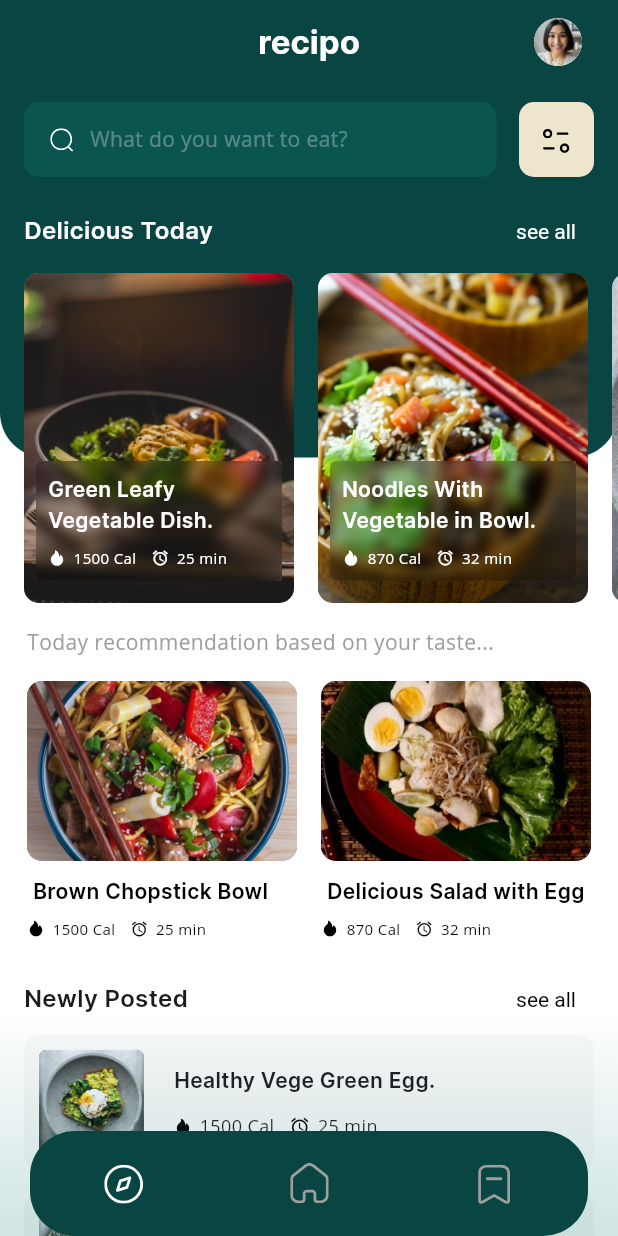
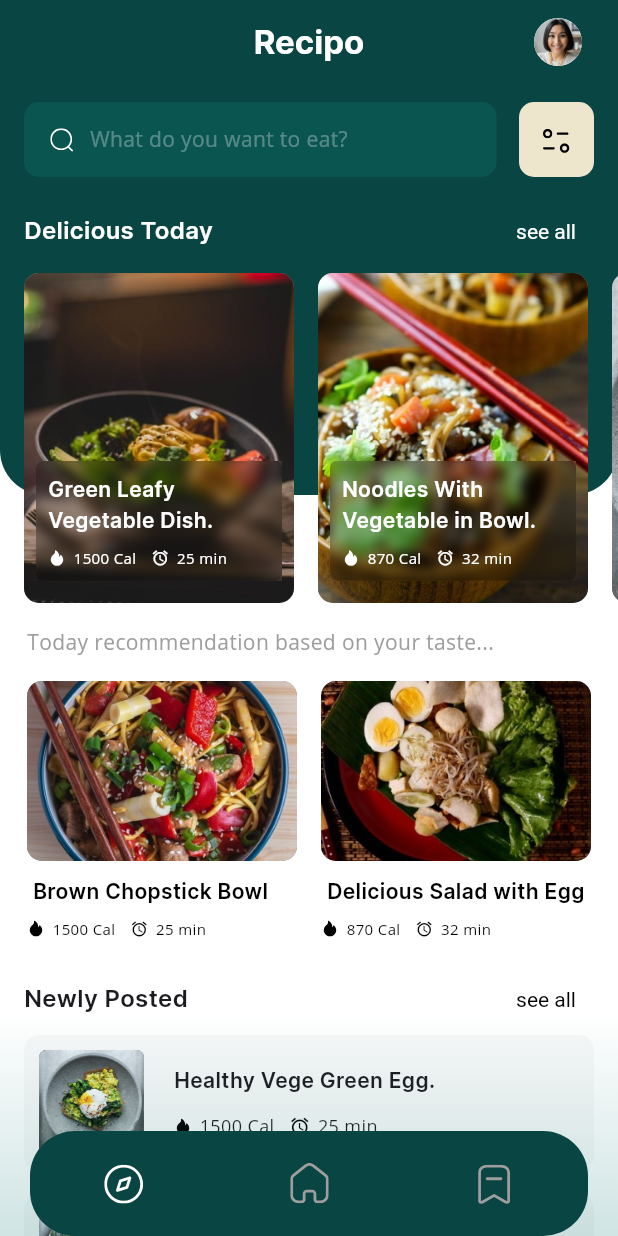
Before and after one commit to dcaayushd/CODSOFT-Recipe-App, a Flutter app: the screen it shows after launch, on a phone screen of 412 x 824 dp. Run offline on Flutter 3.47's test engine with Material 3 defaults, Android fonts, the phone set to English and light mode, and no system bars; our stand-ins replace flutter_svg; missing offline and left inert: recipo_recipe_app.

Commit message:
Home Screen Updated

```diff
--- a/lib/views/screens/home_screen.dart
+++ b/lib/views/screens/home_screen.dart
@@ -77,7 +77,7 @@ class _HomeScreenState extends State<HomeScreen> {
     return Scaffold(
       appBar: CustomAppBar(
         title: Text(
-          'recipo',
+          'Recipo',
           style: TextStyle(fontFamily: 'inter', fontWeight: FontWeight.w700),
         ),
         showProfilePhoto: true,
@@ -90,7 +90,7 @@ class _HomeScreenState extends State<HomeScreen> {
       body: Stack(
         children: [
           Container(
-            height: 245,
+            height: 270,
             decoration: BoxDecoration(
               color: AppColor.primary,
               borderRadius: BorderRadius.only(
```
Also changed, not shown: lib/views/widgets/custom_bottom_navigation_bar.dart (+3 -6 lines).
